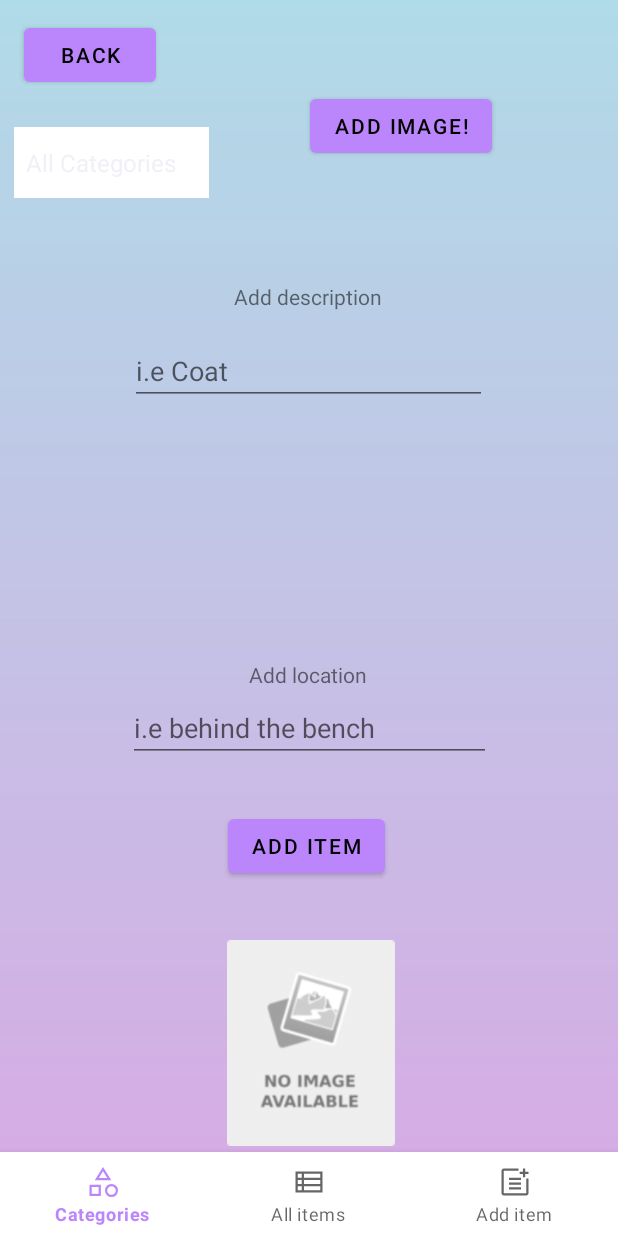
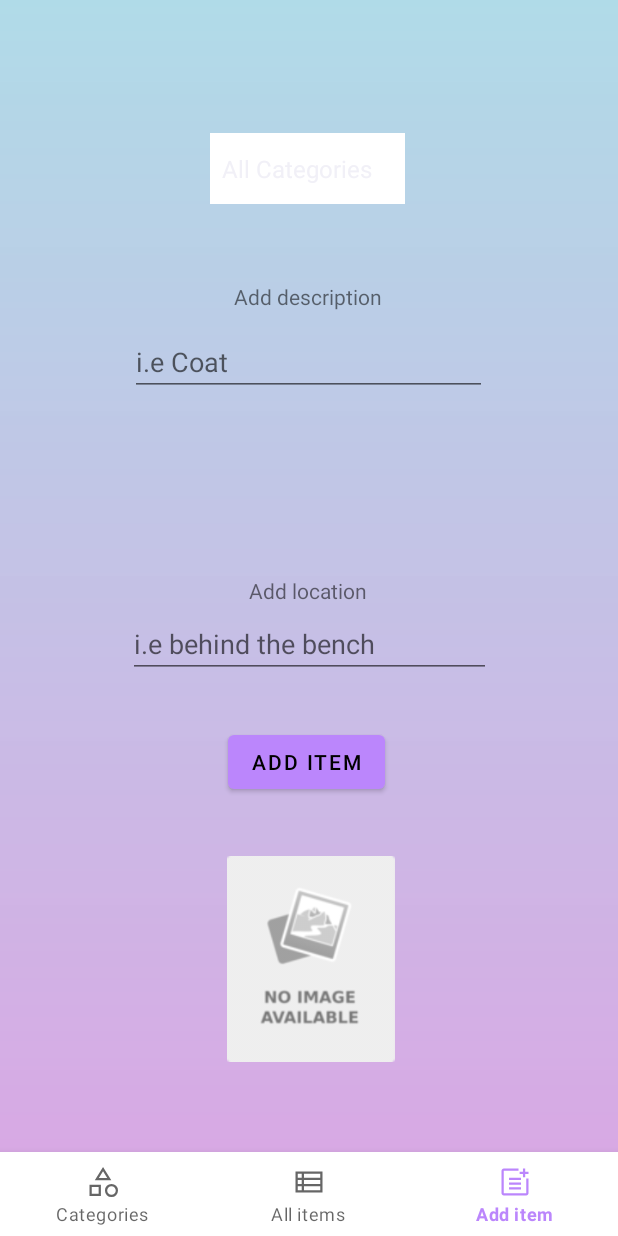
Before and after one commit to iknek/DAT257-Agile-Project, an Android app: the screen it shows after launch (CategoryScreen before the commit, MainActivity after it), item 3 of the bottom bar chosen, on a phone screen of 412 x 824 dp. Run offline under Robolectric (Android 15) with nearby library versions, the phone set to English and light mode, and no system bars; network calls fail.

Commit message:
Changing to fragments

```diff
--- a/app/src/main/java/com/example/finditv2/CategoryScreen.java
+++ /dev/null
@@ -1,69 +0,0 @@
-package com.example.finditv2;
-
-import android.content.Context;
-import android.content.Intent;
-import android.os.Bundle;
-import android.view.MenuItem;
-import androidx.annotation.NonNull;
-import androidx.annotation.Nullable;
-import androidx.appcompat.app.AppCompatActivity;
-import androidx.fragment.app.Fragment;
-import androidx.recyclerview.widget.GridLayoutManager;
-import androidx.recyclerview.widget.RecyclerView;
-import com.google.android.material.bottomnavigation.BottomNavigationView;
-import com.google.android.material.navigation.NavigationBarView;
-
-import java.util.ArrayList;
-import java.util.HashMap;
-import java.util.List;
-
-public class CategoryScreen extends AppCompatActivity {
-
-    private BottomNavigationView bottomNavigation;
-    private List<Category> categories;
-
-    @Override
-    protected void onCreate(@Nullable Bundle savedInstanceState) {
-        super.onCreate(savedInstanceState);
-        new FileManager(this);
-        categories = FileManager.getCategories();
-        setContentView(R.layout.category_screen);
-        Context context = getBaseContext();
-        Fragment itemScreen = new ItemScreen(context);
-        Fragment addItemScreen = new AddItemScreen(context);
-        Fragment categoriesPageFragment = new CategoriesPageFragment(context, categories);
-
-        bottomNavigation = findViewById(R.id.bottom_navigation1);
-        bottomNavigation.setOnItemSelectedListener(new NavigationBarView.OnItemSelectedListener() {
-            @Override
-            public boolean onNavigationItemSelected(@NonNull MenuItem item) {
-                Fragment selectFragment = null;
-                switch (item.getItemId()) {
-                    case R.id.categories:
-                        selectFragment = categoriesPageFragment;
-                        break;
-                    case R.id.main_screen:
-                        selectFragment = itemScreen;
-                        break;
-                    case R.id.add_item:
-                        selectFragment = addItemScreen;
-                        break;
-                    default: return false;
-                }
-                getSupportFragmentManager().beginTransaction().replace(R.id.fragment_container,selectFragment).commit();
-                return false;
-
-            }
-        });
-    }
-
-    private HashMap<String,Integer> getItemCount () {
-        List<Item> items = FileManager.getObject();
-        HashMap<String, Integer> hashMap = new HashMap<>();
-        for (Item item : items) {
-            hashMap.merge(item.getCategory(), 1, Integer::sum);
-        }
-        hashMap.put(categories.get(0).getName(),items.size());
-        return hashMap;
-    }
-}
--- a/app/src/main/java/com/example/finditv2/AddItemScreen.java
+++ b/app/src/main/java/com/example/finditv2/Fragments/AddNewFragment.java
@@ -1,4 +1,4 @@
-package com.example.finditv2;
+package com.example.finditv2.Fragments;
 
 import android.app.Activity;
 import android.content.Context;
@@ -18,22 +18,23 @@ import androidx.activity.result.ActivityResultLauncher;
 import androidx.activity.result.contract.ActivityResultContracts;
 import androidx.annotation.NonNull;
 import androidx.annotation.Nullable;
-import androidx.appcompat.app.AppCompatActivity;
 import androidx.fragment.app.Fragment;
+import com.example.finditv2.Category;
+import com.example.finditv2.FileManager;
+import com.example.finditv2.Item;
+import com.example.finditv2.R;
 
-import java.io.File;
 import java.io.IOException;
 import java.util.ArrayList;
 import java.util.Date;
 import java.util.List;
 
-public class AddItemScreen extends Fragment {
-    public AddItemScreen (Context categoryScreen) {
-        this.categoryScreen = categoryScreen;
+public class AddNewFragment extends Fragment {
+    public AddNewFragment(Context context) {
+        this.mainActivityContext = context;
     }
-    private Context categoryScreen;
+    private final Context mainActivityContext;
     private Button addItem;
-    private Button back;
     private EditText descriptionBox;
     private EditText locationBox;
     private Spinner spinner;
@@ -41,30 +42,23 @@ public class AddItemScreen extends Fragment {
     private Bitmap bitmap;
     private Toast toast;
 
-    private static final int PICK_IMAGE = 100;
-    private static final int CAMERA_PIC_REQUEST = 1337;
-    private EditText locationStored;
-    private int requestCode;
-
     @Nullable
     @Override
     public View onCreateView(@NonNull LayoutInflater inflater, @Nullable ViewGroup container, @Nullable Bundle savedInstanceState) {
         View view = inflater.inflate(R.layout.new_item_screen, container,false);
-        back = view.findViewById(R.id.button3);
         addItem = view.findViewById(R.id.button2);
         descriptionBox = view.findViewById(R.id.descriptionTextInput);
         locationBox = view.findViewById(R.id.locationTextInput);
         imageView = view.findViewById(R.id.imageView2);
         spinner = view.findViewById(R.id.spinner);
         imageView.setImageResource(R.drawable.no_image);
-        //locationStored = findViewById(R.id.locationTextInput2); TODO: Cleanup
         List<String> categoryArray = new ArrayList<>();
         for(Category cat : FileManager.getCategories()){
             categoryArray.add(cat.getName());
         }
         categoryArray.add(0, "All Categories");
 
-        ArrayAdapter<String> adapter = new ArrayAdapter<>(categoryScreen, android.R.layout.simple_spinner_item, categoryArray);
+        ArrayAdapter<String> adapter = new ArrayAdapter<>(mainActivityContext, android.R.layout.simple_spinner_item, categoryArray);
         adapter.setDropDownViewResource(android.R.layout.simple_spinner_dropdown_item);
         spinner.setAdapter(adapter);
 
@@ -122,8 +116,8 @@ public class AddItemScreen extends Fragment {
      * @param view
      */
     private void hideKeyboard(View view) {
-       // InputMethodManager inputMethodManager =(InputMethodManager)getSystemService(Activity.INPUT_METHOD_SERVICE);
-       // inputMethodManager.hideSoftInputFromWindow(view.getWindowToken(), 0);
+        InputMethodManager inputMethodManager =(InputMethodManager) mainActivityContext.getSystemService(Activity.INPUT_METHOD_SERVICE);
+        inputMethodManager.hideSoftInputFromWindow(view.getWindowToken(), 0);
     }
 
     /**
@@ -158,6 +152,7 @@ public class AddItemScreen extends Fragment {
             bitmap = null;
             imageView.setImageResource(R.drawable.no_image);
             toast.show();
+
         }
     }
 
@@ -185,7 +180,7 @@ public class AddItemScreen extends Fragment {
             } else {
                 try {
                     Uri imageUri = data.getData();
-                    bitmap = MediaStore.Images.Media.getBitmap(categoryScreen.getContentResolver(), imageUri);
+                    bitmap = MediaStore.Images.Media.getBitmap(mainActivityContext.getContentResolver(), imageUri);
                     imageView.setImageURI(imageUri);
                 } catch (IOException e) {
                     e.printStackTrace();
--- a/app/src/main/java/com/example/finditv2/CategoriesPageFragment.java
+++ b/app/src/main/java/com/example/finditv2/Fragments/CategoriesFragment.java
@@ -1,11 +1,10 @@
-package com.example.finditv2;
+package com.example.finditv2.Fragments;
 
 import android.content.Context;
 import android.content.Intent;
 import android.os.Bundle;
 import android.util.AttributeSet;
 import android.view.LayoutInflater;
-import android.view.MenuItem;
 import android.view.View;
 import android.view.ViewGroup;
 import androidx.annotation.NonNull;
@@ -13,20 +12,21 @@ import androidx.annotation.Nullable;
 import androidx.fragment.app.Fragment;
 import androidx.recyclerview.widget.GridLayoutManager;
 import androidx.recyclerview.widget.RecyclerView;
-import com.google.android.material.bottomnavigation.BottomNavigationView;
-import com.google.android.material.navigation.NavigationBarView;
+import com.example.finditv2.*;
+import com.google.android.material.floatingactionbutton.FloatingActionButton;
 
 import java.util.HashMap;
 import java.util.List;
 
-public class CategoriesPageFragment extends Fragment {
+public class CategoriesFragment extends Fragment {
 
-    private Context categoryScreen;
+    private final Context mainActivityContext;
     private CategoryRecyclerViewAdapter recyclerViewAdapter;
     private List<Category> categories;
+    private FloatingActionButton fab;
 
-    public CategoriesPageFragment (Context categoryScreen, List<Category> categories) {
-        this.categoryScreen = categoryScreen;
+    public CategoriesFragment(Context context, List<Category> categories) {
+        this.mainActivityContext = context;
         this.categories = categories;
     }
 
@@ -36,26 +36,19 @@ public class CategoriesPageFragment extends Fragment {
         View view = inflater.inflate(R.layout.categories_page, container, false);
         recyclerViewAdapter = new CategoryRecyclerViewAdapter(categories);
         RecyclerView categoryRecyclerView = view.findViewById(R.id.category_rc);
-        categoryRecyclerView.setLayoutManager(new GridLayoutManager(categoryScreen, 2));
+        categoryRecyclerView.setLayoutManager(new GridLayoutManager(mainActivityContext, 2));
         categoryRecyclerView.setAdapter(recyclerViewAdapter);
+        fab = view.findViewById(R.id.floatingActionButton);
         categories = FileManager.getCategories();
         categories.add(0, new Category("All Categories"));
+        fab.setOnClickListener(view1 -> {
+            Intent intent = new Intent(mainActivityContext,AddCategoryScreen.class);
+            startActivity(intent);
+        });
         return view;
     }
 
-    @Override
-    public void onInflate(@NonNull Context context, @NonNull AttributeSet attrs, @Nullable @org.jetbrains.annotations.Nullable Bundle savedInstanceState) {
-        super.onInflate(context, attrs, savedInstanceState);
-        recyclerViewAdapter.setCount(getItemCount());
-    }
-
-    private HashMap<String,Integer> getItemCount () {
-        List<Item> items = FileManager.getObject();
-        HashMap<String, Integer> hashMap = new HashMap<>();
-        for (Item item : items) {
-            hashMap.merge(item.getCategory(), 1, Integer::sum);
-        }
-        hashMap.put(categories.get(0).getName(),items.size());
-        return hashMap;
+    public void updateNumbers (HashMap<String,Integer> hashMap) {
+        recyclerViewAdapter.setCount(hashMap);
     }
 }
--- a/app/src/main/java/com/example/finditv2/ItemScreen.java
+++ b/app/src/main/java/com/example/finditv2/Fragments/ItemsFragment.java
@@ -1,4 +1,4 @@
-package com.example.finditv2;
+package com.example.finditv2.Fragments;
 
 import android.content.Context;
 import android.content.Intent;
@@ -10,21 +10,20 @@ import android.view.ViewGroup;
 import android.widget.*;
 import androidx.annotation.NonNull;
 import androidx.annotation.Nullable;
-import androidx.appcompat.app.AppCompatActivity;
 import androidx.fragment.app.Fragment;
 import androidx.recyclerview.widget.LinearLayoutManager;
 import androidx.recyclerview.widget.RecyclerView;
+import com.example.finditv2.*;
 
-import java.util.ArrayList;
 import java.util.Comparator;
 import java.util.List;
 import java.util.stream.Collectors;
 
-public class ItemScreen extends Fragment {
-    public ItemScreen (Context categoryScreen) {
-        this.categoryScreen = categoryScreen;
+public class ItemsFragment extends Fragment {
+    public ItemsFragment(Context context) {
+        this.mainActivityContext = context;
     }
-    private Context categoryScreen;
+    private final Context mainActivityContext;
     private Spinner itemOrderSpinner;
     private RecyclerViewAdapter recyclerViewAdapter;
     private List<Item> items;
@@ -57,7 +56,7 @@ public class ItemScreen extends Fragment {
      */
     private void OrderPickerSetUp() {
         String[] itemOrderArray = {"Date added ascending","Date added descending","Alphabetical", "Alphabetical reversed"}; //TODO remove and implement properly
-        ArrayAdapter<String> orderAdapter = new ArrayAdapter<String>(categoryScreen, android.R.layout.simple_spinner_item, itemOrderArray);
+        ArrayAdapter<String> orderAdapter = new ArrayAdapter<String>(mainActivityContext, android.R.layout.simple_spinner_item, itemOrderArray);
         orderAdapter.setDropDownViewResource(android.R.layout.simple_spinner_dropdown_item);
         itemOrderSpinner.setAdapter(orderAdapter);
         itemOrderSpinner.setOnItemSelectedListener(new AdapterView.OnItemSelectedListener() {
@@ -74,8 +73,8 @@ public class ItemScreen extends Fragment {
      * Setup for the recycler-view
      */
     private void recyclerViewSetUp() {
-        recyclerView.setLayoutManager(new LinearLayoutManager(categoryScreen));
-        this.recyclerViewAdapter = new RecyclerViewAdapter(categoryScreen);
+        recyclerView.setLayoutManager(new LinearLayoutManager(mainActivityContext));
+        this.recyclerViewAdapter = new RecyclerViewAdapter(mainActivityContext);
         recyclerView.setAdapter(recyclerViewAdapter);
         RecyclerViewAdapter.ItemClickListener clickListener = new RecyclerViewAdapter.ItemClickListener() {
             @Override
@@ -89,7 +88,7 @@ public class ItemScreen extends Fragment {
 
             @Override
             public void onItemClick(View view, int position) {
-                Intent intent = new Intent(categoryScreen.getApplicationContext(), DetailedItemView.class);
+                Intent intent = new Intent(mainActivityContext.getApplicationContext(), DetailedItemView.class);
                 startActivity(intent);
                 DetailedItemView.giveItem(recyclerViewAdapter.getItem(position));
             }
--- a/app/src/main/java/com/example/finditv2/MainActivity.java
+++ b/app/src/main/java/com/example/finditv2/MainActivity.java
@@ -1,59 +1,71 @@
 package com.example.finditv2;
 
-import android.view.LayoutInflater;
-import android.view.View;
-import android.view.ViewGroup;
+import android.content.Context;
+import android.os.Bundle;
+import android.view.MenuItem;
 import androidx.annotation.NonNull;
 import androidx.annotation.Nullable;
 import androidx.appcompat.app.AppCompatActivity;
-import android.os.Bundle;
-import android.content.Intent;
 import androidx.fragment.app.Fragment;
-import androidx.recyclerview.widget.LinearLayoutManager;
-import androidx.recyclerview.widget.RecyclerView;
+import com.example.finditv2.Fragments.AddNewFragment;
+import com.example.finditv2.Fragments.CategoriesFragment;
+import com.example.finditv2.Fragments.ItemsFragment;
+import com.google.android.material.bottomnavigation.BottomNavigationView;
+import com.google.android.material.navigation.NavigationBarView;
 
+import java.util.HashMap;
+import java.util.List;
 
-public class MainActivity extends Fragment {
-    public MainActivity (CategoryScreen categoryScreen) {
-        this.categoryScreen = categoryScreen;
+public class MainActivity extends AppCompatActivity {
+
+    private List<Category> categories;
+    private Fragment itemScreen;
+    private Fragment addItemScreen;
+    private Fragment categoriesPageFragment;
+
+    @Override
+    protected void onCreate(@Nullable Bundle savedInstanceState) {
+        super.onCreate(savedInstanceState);
+        new FileManager(this);
+        categories = FileManager.getCategories();
+        setContentView(R.layout.main_activity);
+        Context context = getBaseContext();
+        itemScreen = new ItemsFragment(context);
+        addItemScreen = new AddNewFragment(context);
+        categoriesPageFragment = new CategoriesFragment(context, categories);
+        getSupportFragmentManager().beginTransaction().add(R.id.fragment_container,itemScreen).commit();
+        BottomNavigationView bottomNavigation = findViewById(R.id.bottom_navigation1);
+        bottomNavigation.setSelectedItemId(R.id.main_screen);
+        bottomNavigation.setOnItemSelectedListener(item -> {
+            Fragment selectFragment = null;
+            switch (item.getOrder()) {
+                case 1:
+                    selectFragment = categoriesPageFragment;
+                    break;
+                case 2:
+                    selectFragment = itemScreen;
+                    break;
+                case 3:
+                    selectFragment = addItemScreen;
+                    break;
+                default: return true;
+            }
+            getSupportFragmentManager().beginTransaction().replace(R.id.fragment_container,selectFragment).commit();
+            return true;
+        });
     }
 
-    private CategoryScreen categoryScreen;
-
-    @Nullable
-    @Override
-    public View onCreateView(@NonNull LayoutInflater inflater, @Nullable ViewGroup container, @Nullable Bundle savedInstanceState) {
-        RecyclerView recyclerView = container.findViewById(R.id.recentlyAdded);
-        recyclerView.setLayoutManager(new LinearLayoutManager(categoryScreen));
-        RecyclerViewAdapter adapter = new RecyclerViewAdapter(categoryScreen);
-        recyclerView.setAdapter(adapter);
-        return inflater.inflate(R.layout.activity_main, container, false);
+    public void updateItemCounts () {
+        categoriesPageFragment.updateNumbers(getItemCount());
     }
 
-    /**
-     * Opens new_item_screen on button click.
-     * @param view
-     */
-    public void openItemMenu(View view) {
-        Intent intent = new Intent(categoryScreen.getApplicationContext(), AddItemScreen.class);
-        startActivity(intent);
-    }
-
-    /**
-     * Changes Activity to one where the Items are displayed in a list, the ItemScreen.
-     * @param view a reference to the view which the method is connected to.
-     */
-    public void goToItemScreen(View view) {
-        Intent intent = new Intent(categoryScreen.getApplicationContext(), ItemScreen.class);
-        startActivity(intent);
-    }
-
-    /**
-     * Opens add_category_screen on button click.
-     * @param view a reference to the view which the method is connected to.
-     */
-    public void goToAddCategoryScreen(View view){
-        Intent intent = new Intent(categoryScreen.getApplicationContext(), AddCategoryScreen.class);
-        startActivity(intent);
+    private HashMap<String,Integer> getItemCount () {
+        List<Item> items = FileManager.getObject();
+        HashMap<String, Integer> hashMap = new HashMap<>();
+        for (Item item : items) {
+            hashMap.merge(item.getCategory(), 1, Integer::sum);
+        }
+        hashMap.put(categories.get(0).getName(),items.size());
+        return hashMap;
     }
 }
--- a/app/src/main/java/com/example/finditv2/RecyclerViewAdapter.java
+++ b/app/src/main/java/com/example/finditv2/RecyclerViewAdapter.java
@@ -25,7 +25,7 @@ public class RecyclerViewAdapter extends RecyclerView.Adapter<RecyclerViewAdapte
      * RecyclerViewAdapter constructor
      * @param context
      */
-    protected RecyclerViewAdapter(Context context) {
+    public RecyclerViewAdapter(Context context) {
         List<String> itemNames = new ArrayList<>();
         List<String> itemCategory = new ArrayList<>();
         this.mInflater = LayoutInflater.from(context);
@@ -127,7 +127,7 @@ public class RecyclerViewAdapter extends RecyclerView.Adapter<RecyclerViewAdapte
      * @param id = item id
      * @return the item
      */
-    protected Item getItem(int id) {
+    public Item getItem(int id) {
         return items.get(id);
     }
 
@@ -135,12 +135,12 @@ public class RecyclerViewAdapter extends RecyclerView.Adapter<RecyclerViewAdapte
      * Allows for itemClickListener to catch events
      * @param itemClickListener = click listener.
      */
-    protected void setClickListener(ItemClickListener itemClickListener) {
+    public void setClickListener(ItemClickListener itemClickListener) {
         this.mClickListener = itemClickListener;
     }
 
     // parent activity will implement this method to respond to click events
-    protected interface ItemClickListener extends RecyclerView.OnItemTouchListener {
+    public interface ItemClickListener extends RecyclerView.OnItemTouchListener {
         void onItemClick(View view, int position);
     }
 
@@ -157,7 +157,7 @@ public class RecyclerViewAdapter extends RecyclerView.Adapter<RecyclerViewAdapte
      * Binds items to itemsList
      * @param itemsList = list of items.
      */
-    protected void setItemsList(List<Item> itemsList){
+    public void setItemsList(List<Item> itemsList){
         this.items=itemsList;
     }
 }
--- a/app/src/main/res/layout/category_screen.xml
+++ /dev/null
@@ -1,20 +0,0 @@
-<?xml version="1.0" encoding="utf-8"?>
-<androidx.constraintlayout.widget.ConstraintLayout xmlns:android="http://schemas.android.com/apk/res/android"
-                                                   xmlns:app="http://schemas.android.com/apk/res-auto" xmlns:tools="http://schemas.android.com/tools" android:layout_width="match_parent"
-                                                   android:layout_height="match_parent">
-
-    <androidx.fragment.app.FragmentContainerView android:layout_width="match_parent"
-                                                 android:layout_height="match_parent"
-                                                 android:id="@+id/fragment_container">
-
-    </androidx.fragment.app.FragmentContainerView>
-
-    <com.google.android.material.bottomnavigation.BottomNavigationView
-            android:id="@+id/bottom_navigation1"
-            app:layout_constraintBottom_toBottomOf="parent"
-            app:layout_constraintStart_toStartOf="parent"
-            app:layout_constraintEnd_toEndOf="parent"
-            android:layout_width="match_parent"
-            android:layout_height="wrap_content"
-            app:menu="@menu/bottom_navigation_menu" />
-</androidx.constraintlayout.widget.ConstraintLayout>
--- /dev/null
+++ b/app/src/main/res/layout/main_activity.xml
@@ -0,0 +1,26 @@
+<?xml version="1.0" encoding="utf-8"?>
+<androidx.constraintlayout.widget.ConstraintLayout
+        xmlns:android="http://schemas.android.com/apk/res/android"
+        xmlns:app="http://schemas.android.com/apk/res-auto" xmlns:tools="http://schemas.android.com/tools"
+        android:layout_width="match_parent"
+        android:layout_height="match_parent">
+
+    <androidx.fragment.app.FragmentContainerView
+            android:layout_width="match_parent"
+            android:layout_height="0dp"
+            android:id="@+id/fragment_container"
+            app:layout_constraintStart_toStartOf="parent"
+            app:layout_constraintEnd_toEndOf="parent"
+            app:layout_constraintBottom_toTopOf="@id/bottom_navigation1"
+            app:layout_constraintTop_toTopOf="parent"/>
+
+    <com.google.android.material.bottomnavigation.BottomNavigationView
+            android:id="@+id/bottom_navigation1"
+            android:layout_width="match_parent"
+            android:layout_height="wrap_content"
+            app:menu="@menu/bottom_navigation_menu"
+            app:layout_constraintStart_toStartOf="parent"
+            app:layout_constraintEnd_toEndOf="parent"
+            app:layout_constraintTop_toBottomOf="@id/fragment_container"
+            app:layout_constraintBottom_toBottomOf="parent" app:layout_constraintHorizontal_bias="0.0"/>
+</androidx.constraintlayout.widget.ConstraintLayout>
--- a/app/src/main/res/layout/new_item_screen.xml
+++ b/app/src/main/res/layout/new_item_screen.xml
@@ -65,25 +65,8 @@
             android:background="#FFFFFF" android:visibility="visible"
             tools:visibility="visible" tools:ignore="MissingConstraints,SpeakableTextPresentCheck"
             app:layout_constraintBottom_toTopOf="@+id/textView"
-            android:layout_marginBottom="56dp" app:layout_constraintStart_toStartOf="parent"
-            android:layout_marginStart="9dp"/>
-    <Button
-            android:text="Back"
-            android:layout_width="wrap_content"
-            android:textColor="@color/black"
-            android:layout_height="wrap_content" android:id="@+id/button3"
-            tools:ignore="HardcodedText"
-            app:layout_constraintBottom_toTopOf="@+id/spinner"
-            android:layout_marginBottom="28dp" app:layout_constraintTop_toTopOf="parent"
-            android:layout_marginTop="16dp" app:layout_constraintStart_toStartOf="parent"
-            android:layout_marginStart="16dp"/>
-    <Button
-            android:text="Add Image!"
-            android:layout_width="wrap_content"
-            android:layout_height="wrap_content" android:id="@+id/imageButton"
-            app:layout_constraintTop_toTopOf="parent"
-            android:layout_marginTop="60dp" app:layout_constraintEnd_toEndOf="parent" android:layout_marginEnd="84dp"
-            android:textColor="@color/black"/>
+            android:layout_marginBottom="52dp" app:layout_constraintStart_toStartOf="parent"
+            android:layout_marginStart="140dp"/>
     <ImageView
             android:layout_width="193dp"
             android:layout_height="137dp" tools:srcCompat="@tools:sample/backgrounds/scenic"
--- a/app/src/main/res/menu/bottom_navigation_menu.xml
+++ b/app/src/main/res/menu/bottom_navigation_menu.xml
@@ -4,15 +4,18 @@
             android:id="@+id/categories"
             android:enabled="true"
             android:icon="@drawable/category_48"
+            android:orderInCategory="1"
             android:title="Categories"/>
     <item
             android:id="@+id/main_screen"
             android:enabled="true"
             android:icon="@drawable/view_list_48"
+            android:orderInCategory="2"
             android:title="All items"/>
     <item
             android:id="@+id/add_item"
             android:enabled="true"
             android:icon="@drawable/add_icon_48"
+            android:orderInCategory="3"
             android:title="Add item"/>
 </menu>
--- a/app/src/main/res/values/themes.xml
+++ b/app/src/main/res/values/themes.xml
@@ -6,7 +6,7 @@
         <item name="colorPrimaryVariant">@color/purple_700</item>
         <item name="colorOnPrimary">@color/white</item>
         <!-- Secondary brand color. -->
-        <item name="colorSecondary">@color/white</item>
+        <item name="colorSecondary">@color/purple_200</item>
         <item name="colorSecondaryVariant">@color/teal_700</item>
         <item name="colorOnSecondary">@color/black</item>
         <!-- Status bar color. -->
```
Also changed, not shown: app/src/main/AndroidManifest.xml (+2 -12 lines), app/src/main/res/drawable/plus_sign_48.xml (added, +9 -0 lines), app/src/main/res/layout/activity_main.xml (deleted, +0 -76 lines), app/src/main/res/layout/categories_page.xml (+8 -2 lines), app/src/main/res/layout/view_items.xml (+7 -21 lines).
